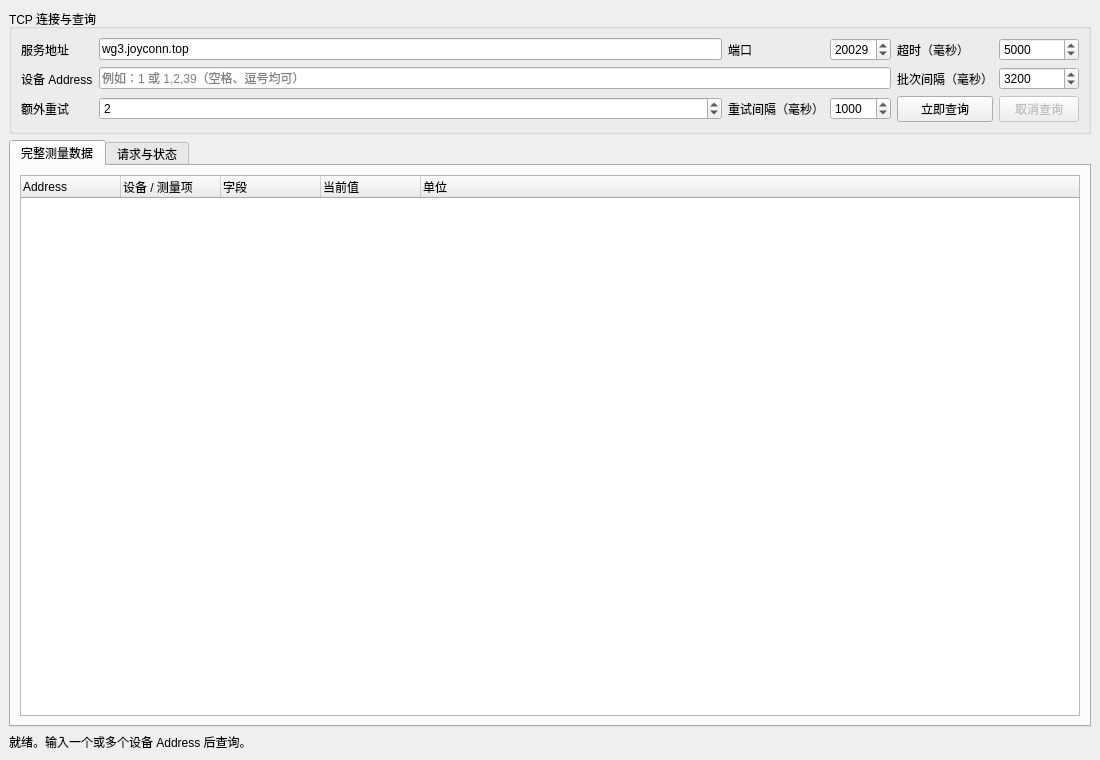
Old version of the form src/main_window.ui in the repository lpxxn/qWindmill.
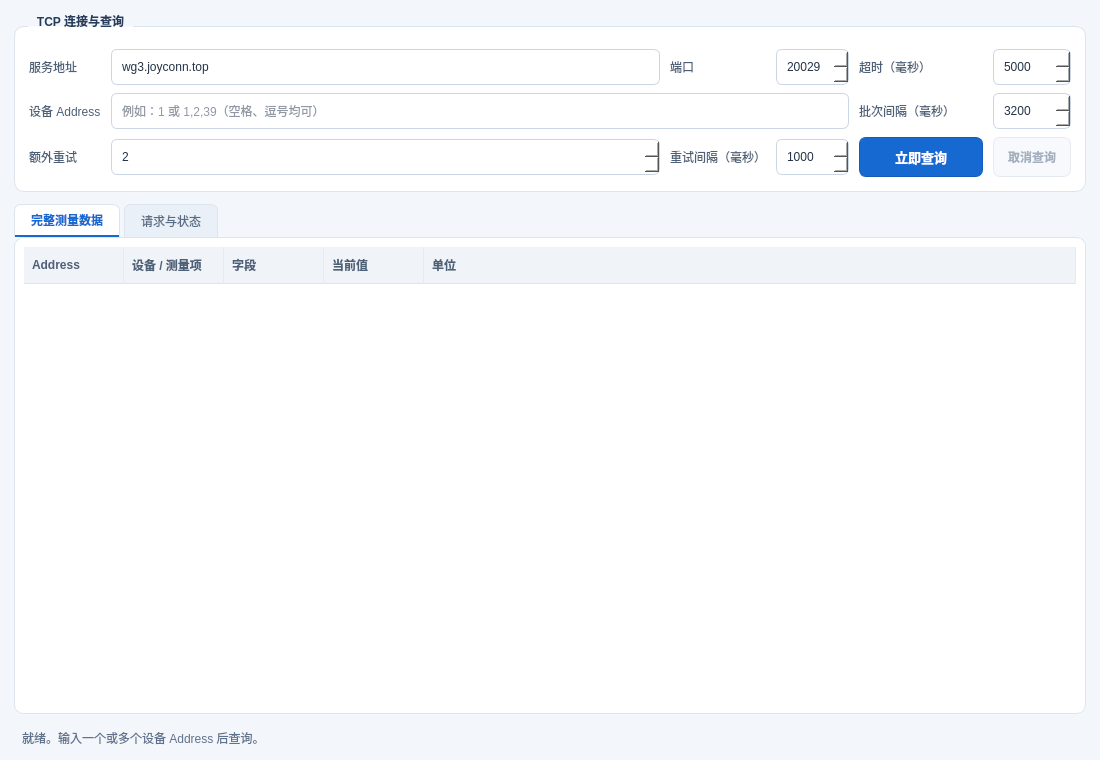
New version of the form.

Commit message: feat: new feature

Patch:
```diff
--- a/src/main_window.ui
+++ b/src/main_window.ui
@@ -4,12 +4,158 @@
  <widget class="QMainWindow" name="MainWindow">
   <property name="geometry"><rect><x>0</x><y>0</y><width>1100</width><height>760</height></rect></property>
   <property name="windowTitle"><string>qWindmill · 设备实时查询</string></property>
+  <!-- 整个窗口共用一套颜色、边框与交互状态，避免主按钮与原生控件风格割裂。 -->
+  <property name="styleSheet">
+   <string notr="true">QMainWindow, QWidget#centralWidget {
+    background-color: #f3f6fb;
+    color: #243247;
+    font-family: "Microsoft YaHei UI", "Segoe UI";
+    font-size: 9pt;
+}
+QGroupBox#connectionGroup {
+    background-color: #ffffff;
+    border: 1px solid #dce4ee;
+    border-radius: 10px;
+    margin-top: 12px;
+    padding-top: 8px;
+    font-weight: 600;
+}
+QGroupBox#connectionGroup::title {
+    subcontrol-origin: margin;
+    left: 14px;
+    padding: 0 7px;
+    color: #253c5d;
+}
+QLabel {
+    color: #4e6078;
+}
+QLineEdit, QSpinBox {
+    min-height: 30px;
+    background-color: #ffffff;
+    color: #243247;
+    border: 1px solid #cbd6e4;
+    border-radius: 6px;
+    padding: 2px 8px;
+    selection-background-color: #c9dfff;
+}
+QLineEdit:hover, QSpinBox:hover {
+    border-color: #8da9cb;
+}
+QLineEdit:focus, QSpinBox:focus {
+    border: 2px solid #2671d9;
+    padding: 1px 7px;
+}
+QPushButton#queryButton {
+    background-color: #1769d2;
+    color: #ffffff;
+    border: 1px solid #125bb9;
+    border-radius: 7px;
+    padding: 7px 16px;
+    font-size: 10pt;
+    font-weight: 700;
+}
+QPushButton#queryButton:hover {
+    background-color: #0d58ba;
+    border-color: #0a4b9f;
+}
+QPushButton#queryButton:pressed {
+    background-color: #08458f;
+}
+QPushButton#queryButton:disabled {
+    background-color: #aab8c9;
+    border-color: #aab8c9;
+    color: #f7f9fc;
+}
+QPushButton#cancelButton {
+    min-height: 38px;
+    background-color: #f1f5fa;
+    color: #3c526f;
+    border: 1px solid #cbd6e4;
+    border-radius: 7px;
+    padding: 0 14px;
+    font-weight: 600;
+}
+QPushButton#cancelButton:hover:enabled {
+    background-color: #e4edf8;
+    border-color: #8da9cb;
+}
+QPushButton#cancelButton:pressed:enabled {
+    background-color: #d2e2f6;
+}
+QPushButton#cancelButton:disabled {
+    background-color: #f7f9fc;
+    color: #a3afbe;
+    border-color: #e5eaf1;
+}
+QTabWidget::pane {
+    background-color: #ffffff;
+    border: 1px solid #dce4ee;
+    border-radius: 9px;
+}
+QTabBar::tab {
+    background-color: #eaf0f7;
+    color: #596b83;
+    border: 1px solid #dce4ee;
+    border-bottom: none;
+    border-top-left-radius: 7px;
+    border-top-right-radius: 7px;
+    padding: 8px 16px;
+    margin-right: 4px;
+}
+QTabBar::tab:selected {
+    background-color: #ffffff;
+    color: #1769d2;
+    border-bottom: 2px solid #1769d2;
+    font-weight: 700;
+}
+QTabBar::tab:hover:!selected {
+    background-color: #dce8f7;
+    color: #304a6e;
+}
+QTreeWidget, QPlainTextEdit {
+    background-color: #ffffff;
+    color: #243247;
+    border: none;
+    selection-background-color: #d8e9ff;
+    selection-color: #173b68;
+}
+QTreeWidget {
+    alternate-background-color: #f7f9fc;
+}
+QTreeWidget::item {
+    padding: 4px 3px;
+}
+QHeaderView::section {
+    background-color: #f0f4f9;
+    color: #4e6078;
+    border: none;
+    border-right: 1px solid #e4eaf2;
+    border-bottom: 1px solid #dce4ee;
+    padding: 7px 8px;
+    font-weight: 600;
+}
+QLabel#statusLabel {
+    color: #60728b;
+    padding: 3px 5px;
+}</string>
+  </property>
   <widget class="QWidget" name="centralWidget">
    <layout class="QVBoxLayout" name="mainLayout">
+    <property name="leftMargin"><number>14</number></property>
+    <property name="topMargin"><number>14</number></property>
+    <property name="rightMargin"><number>14</number></property>
+    <property name="bottomMargin"><number>10</number></property>
+    <property name="spacing"><number>12</number></property>
     <item>
      <widget class="QGroupBox" name="connectionGroup">
       <property name="title"><string>TCP 连接与查询</string></property>
       <layout class="QGridLayout" name="connectionLayout">
+       <property name="leftMargin"><number>14</number></property>
+       <property name="topMargin"><number>14</number></property>
+       <property name="rightMargin"><number>14</number></property>
+       <property name="bottomMargin"><number>14</number></property>
+       <property name="horizontalSpacing"><number>10</number></property>
+       <property name="verticalSpacing"><number>8</number></property>
        <item row="0" column="0"><widget class="QLabel" name="hostLabel"><property name="text"><string>服务地址</string></property></widget></item>
        <item row="0" column="1"><widget class="QLineEdit" name="hostEdit"><property name="text"><string>wg3.joyconn.top</string></property></widget></item>
        <item row="0" column="2"><widget class="QLabel" name="portLabel"><property name="text"><string>端口</string></property></widget></item>
@@ -24,7 +170,14 @@
        <item row="2" column="1"><widget class="QSpinBox" name="retriesSpin"><property name="minimum"><number>0</number></property><property name="maximum"><number>10</number></property><property name="value"><number>2</number></property></widget></item>
        <item row="2" column="2"><widget class="QLabel" name="retryDelayLabel"><property name="text"><string>重试间隔（毫秒）</string></property></widget></item>
        <item row="2" column="3"><widget class="QSpinBox" name="retryDelaySpin"><property name="minimum"><number>0</number></property><property name="maximum"><number>60000</number></property><property name="singleStep"><number>100</number></property><property name="value"><number>1000</number></property></widget></item>
-       <item row="2" column="4"><widget class="QPushButton" name="queryButton"><property name="text"><string>立即查询</string></property></widget></item>
+       <item row="2" column="4">
+        <widget class="QPushButton" name="queryButton">
+         <property name="minimumSize"><size><width>124</width><height>40</height></size></property>
+         <property name="cursor"><cursorShape>PointingHandCursor</cursorShape></property>
+         <property name="text"><string>立即查询</string></property>
+         <property name="toolTip"><string>读取所填设备的当前测量数据</string></property>
+        </widget>
+       </item>
        <item row="2" column="5"><widget class="QPushButton" name="cancelButton"><property name="enabled"><bool>false</bool></property><property name="text"><string>取消查询</string></property></widget></item>
       </layout>
      </widget>
```
The commit also changes 1 other file.
